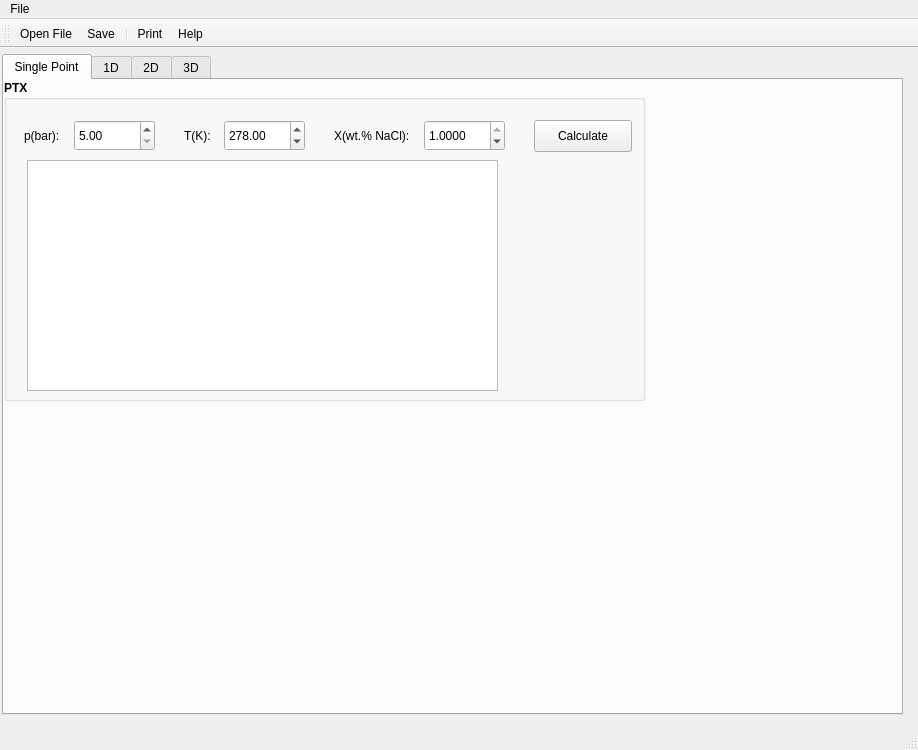
Qt form desktop/MainWindow.ui (zguoch/saltwatereos) before a commit.
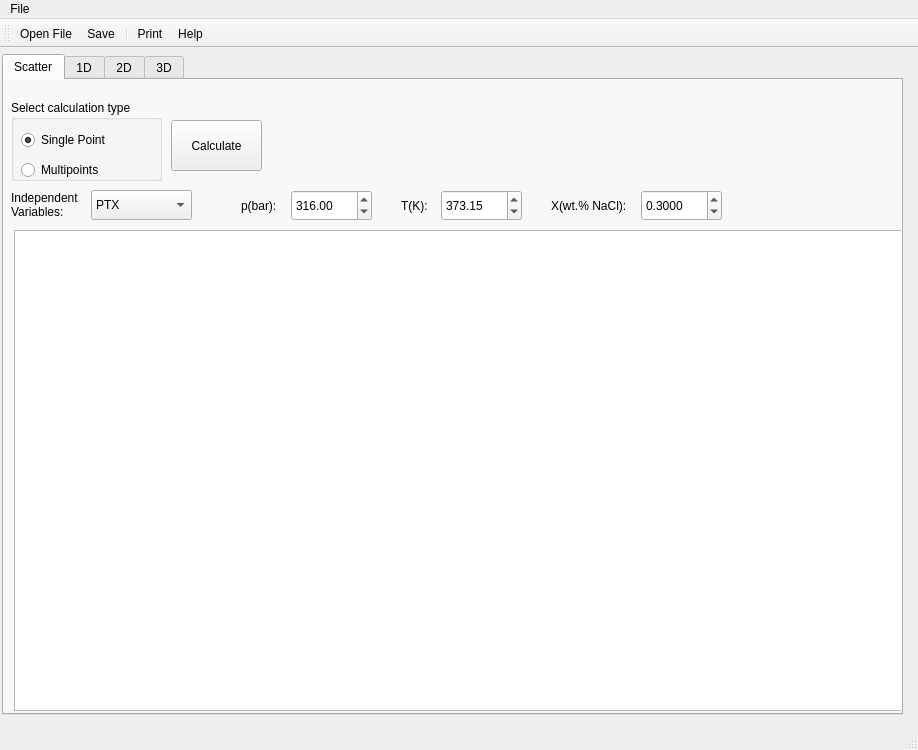
The same form after that commit. Icons and pictures are not drawn. Custom widgets are drawn as their Qt base class.

Diff of the .ui file:
```diff
--- a/desktop/MainWindow.ui
+++ b/desktop/MainWindow.ui
@@ -38,31 +38,31 @@
     </property>
     <widget class="QWidget" name="tab">
      <attribute name="title">
-      <string>Single Point</string>
+      <string>Scatter</string>
      </attribute>
      <widget class="QGroupBox" name="groupBox">
       <property name="geometry">
        <rect>
-        <x>0</x>
-        <y>0</y>
-        <width>641</width>
-        <height>321</height>
+        <x>-60</x>
+        <y>-40</y>
+        <width>971</width>
+        <height>681</height>
        </rect>
       </property>
       <property name="font">
        <font>
-        <weight>75</weight>
-        <bold>true</bold>
+        <weight>50</weight>
+        <bold>false</bold>
        </font>
       </property>
       <property name="title">
-       <string>PTX</string>
+       <string/>
       </property>
       <widget class="QDoubleSpinBox" name="doubleSpinBox">
        <property name="geometry">
         <rect>
-         <x>70</x>
-         <y>40</y>
+         <x>347</x>
+         <y>150</y>
          <width>81</width>
          <height>31</height>
         </rect>
@@ -82,14 +82,17 @@
        <property name="singleStep">
         <double>5.000000000000000</double>
        </property>
+       <property name="value">
+        <double>316.000000000000000</double>
+       </property>
       </widget>
       <widget class="QPushButton" name="pushButton_2">
        <property name="geometry">
         <rect>
-         <x>530</x>
-         <y>40</y>
-         <width>98</width>
-         <height>32</height>
+         <x>227</x>
+         <y>80</y>
+         <width>91</width>
+         <height>51</height>
         </rect>
        </property>
        <property name="font">
@@ -108,8 +111,8 @@
       <widget class="QLabel" name="label">
        <property name="geometry">
         <rect>
-         <x>20</x>
-         <y>40</y>
+         <x>297</x>
+         <y>150</y>
          <width>51</width>
          <height>31</height>
         </rect>
@@ -127,8 +130,8 @@
       <widget class="QLabel" name="label_2">
        <property name="geometry">
         <rect>
-         <x>180</x>
-         <y>40</y>
+         <x>457</x>
+         <y>150</y>
          <width>41</width>
          <height>31</height>
         </rect>
@@ -146,8 +149,8 @@
       <widget class="QLabel" name="label_3">
        <property name="geometry">
         <rect>
-         <x>330</x>
-         <y>40</y>
+         <x>607</x>
+         <y>150</y>
          <width>91</width>
          <height>31</height>
         </rect>
@@ -165,8 +168,8 @@
       <widget class="QDoubleSpinBox" name="doubleSpinBox_2">
        <property name="geometry">
         <rect>
-         <x>220</x>
-         <y>40</y>
+         <x>497</x>
+         <y>150</y>
          <width>81</width>
          <height>31</height>
         </rect>
@@ -184,14 +187,14 @@
         <double>1273.150000000000091</double>
        </property>
        <property name="value">
-        <double>278.000000000000000</double>
+        <double>373.149999999999977</double>
        </property>
       </widget>
       <widget class="QDoubleSpinBox" name="doubleSpinBox_3">
        <property name="geometry">
         <rect>
-         <x>420</x>
-         <y>40</y>
+         <x>697</x>
+         <y>150</y>
          <width>81</width>
          <height>31</height>
         </rect>
@@ -215,16 +218,36 @@
         <double>0.000100000000000</double>
        </property>
        <property name="value">
-        <double>1.000000000000000</double>
+        <double>0.300000000000000</double>
        </property>
       </widget>
-      <widget class="QPlainTextEdit" name="plainTextEdit">
+      <widget class="QComboBox" name="comboBox">
        <property name="geometry">
         <rect>
-         <x>23</x>
-         <y>80</y>
-         <width>471</width>
-         <height>231</height>
+         <x>147</x>
+         <y>150</y>
+         <width>101</width>
+         <height>30</height>
+        </rect>
+       </property>
+       <item>
+        <property name="text">
+         <string>PTX</string>
+        </property>
+       </item>
+       <item>
+        <property name="text">
+         <string>PHX</string>
+        </property>
+       </item>
+      </widget>
+      <widget class="QLabel" name="label_4">
+       <property name="geometry">
+        <rect>
+         <x>67</x>
+         <y>150</y>
+         <width>111</width>
+         <height>30</height>
         </rect>
        </property>
        <property name="font">
@@ -232,6 +255,71 @@
          <weight>50</weight>
          <bold>false</bold>
         </font>
+       </property>
+       <property name="text">
+        <string>Independent
+Variables:</string>
+       </property>
+      </widget>
+      <widget class="QGroupBox" name="groupBox_2">
+       <property name="geometry">
+        <rect>
+         <x>67</x>
+         <y>60</y>
+         <width>151</width>
+         <height>81</height>
+        </rect>
+       </property>
+       <property name="toolTip">
+        <string extracomment="Select calculation model">&lt;html&gt;&lt;head/&gt;&lt;body&gt;&lt;p&gt;Select calculation mode&lt;/p&gt;&lt;/body&gt;&lt;/html&gt;</string>
+       </property>
+       <property name="toolTipDuration">
+        <number>10</number>
+       </property>
+       <property name="title">
+        <string>Select calculation type</string>
+       </property>
+       <widget class="QRadioButton" name="radioButton_2">
+        <property name="geometry">
+         <rect>
+          <x>10</x>
+          <y>60</y>
+          <width>100</width>
+          <height>20</height>
+         </rect>
+        </property>
+        <property name="text">
+         <string>Multipoints</string>
+        </property>
+       </widget>
+       <widget class="QRadioButton" name="radioButton">
+        <property name="geometry">
+         <rect>
+          <x>10</x>
+          <y>30</y>
+          <width>100</width>
+          <height>20</height>
+         </rect>
+        </property>
+        <property name="text">
+         <string>Single Point</string>
+        </property>
+        <property name="checked">
+         <bool>true</bool>
+        </property>
+       </widget>
+      </widget>
+      <widget class="QTextEdit" name="textEdit">
+       <property name="geometry">
+        <rect>
+         <x>70</x>
+         <y>190</y>
+         <width>891</width>
+         <height>481</height>
+        </rect>
+       </property>
+       <property name="lineWrapMode">
+        <enum>QTextEdit::NoWrap</enum>
        </property>
       </widget>
      </widget>
```
Left out of the diff: 12 changed lines with no effect on the pictures.
